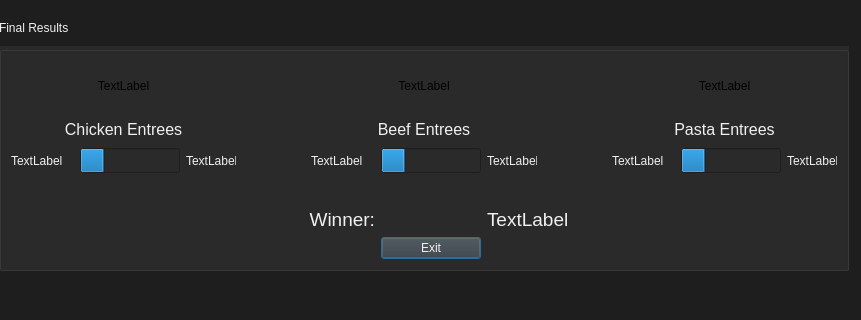
cvmxander/COP-3003-Project, file VotingApp/secondresults.ui: the form before one commit; both pictures show x 158 to 1019 and y 214 to 534 of the 1164 by 714 pixel window.
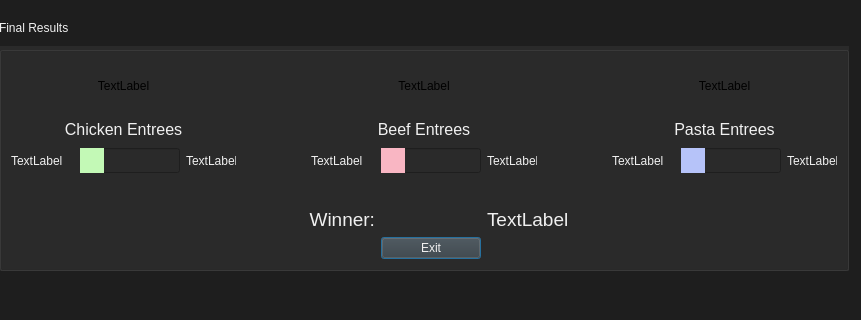
The form after the commit.

Diff of the .ui file:
```diff
--- a/VotingApp/secondresults.ui
+++ b/VotingApp/secondresults.ui
@@ -197,7 +197,7 @@
           <property name="minimumSize">
            <size>
             <width>100</width>
-            <height>25</height>
+            <height>0</height>
            </size>
           </property>
           <property name="maximumSize">
@@ -207,8 +207,9 @@
            </size>
           </property>
           <property name="styleSheet">
-           <string notr="true">min-height: 25px;
-height: 25px;</string>
+           <string notr="true">QProgressBar::chunk {
+	background-color: rgb(195, 249, 182);
+}</string>
           </property>
           <property name="value">
            <number>24</number>
@@ -328,6 +329,11 @@
             <height>25</height>
            </size>
           </property>
+          <property name="styleSheet">
+           <string notr="true">QProgressBar::chunk {
+	background-color: rgb(249, 182, 195);
+}</string>
+          </property>
           <property name="value">
            <number>24</number>
           </property>
@@ -356,6 +362,11 @@
             <height>25</height>
            </size>
           </property>
+          <property name="styleSheet">
+           <string notr="true">QProgressBar::chunk {
+	background-color: rgb(182, 195, 249);
+}</string>
+          </property>
           <property name="value">
            <number>24</number>
           </property>
```
